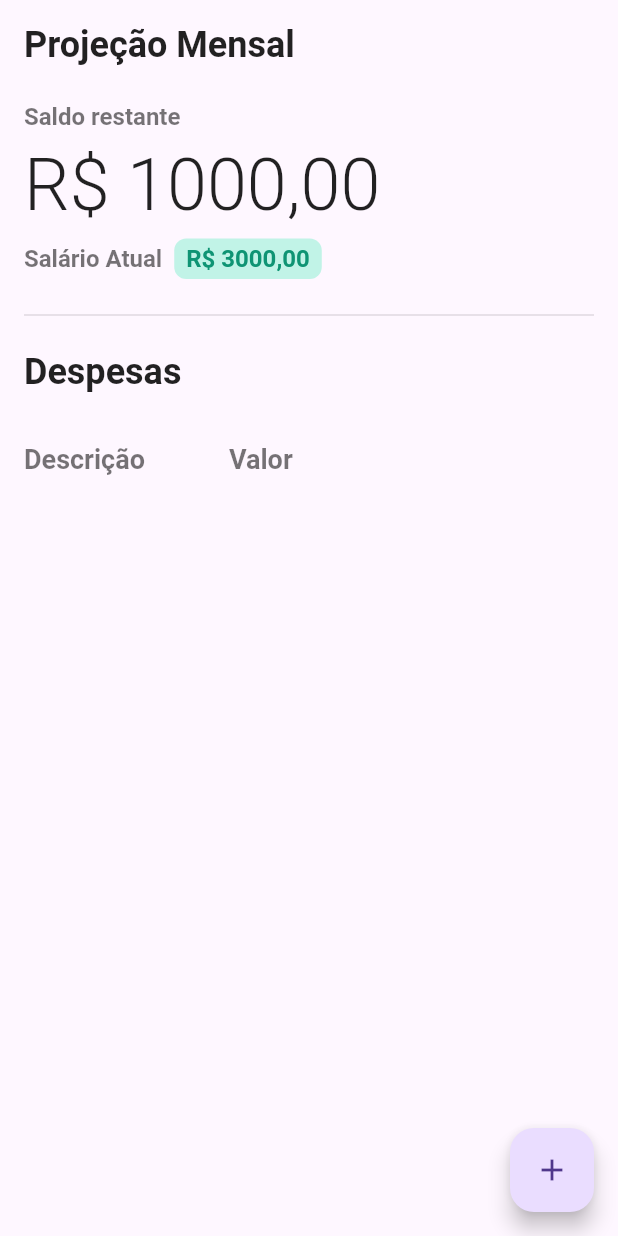
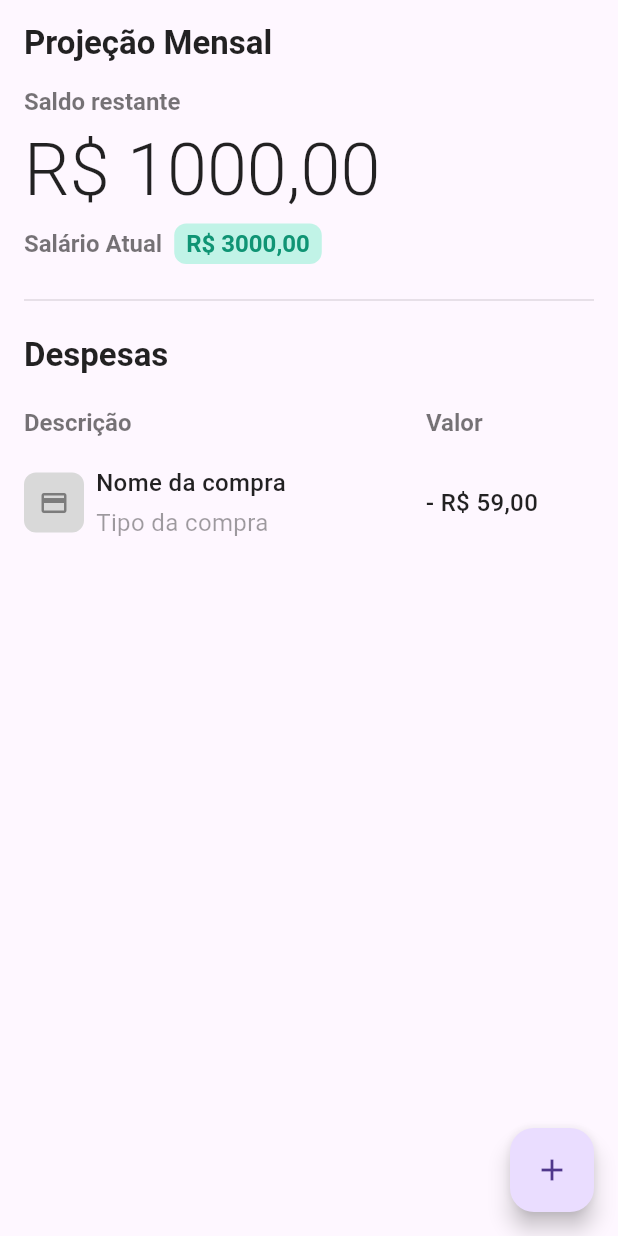
Before and after one commit to faelcjeronymo/organizador_financeiro, a Flutter app: the screen it shows after launch, on a phone screen of 412 x 824 dp. Run offline on Flutter 3.47's test engine with Material 3 defaults, Android fonts, the phone set to English and light mode, and no system bars.

Commit message:
some layout improvements and created credit card expense widget base

```diff
--- a/lib/ui/home/widgets/expenses_data_table.dart
+++ b/lib/ui/home/widgets/expenses_data_table.dart
@@ -11,10 +11,21 @@ class _ExpensesDataTableState extends State<ExpensesDataTable> {
   @override
   Widget build(BuildContext context) {
     return SingleChildScrollView(
+      child: ConstrainedBox(
+        constraints: const BoxConstraints(minWidth: double.infinity),
+        child: Theme(
+          data: Theme.of(context).copyWith(
+              dividerTheme: DividerThemeData(
+                  color: Colors.transparent,
+                  space: 0,
+                  thickness: 0,
+                  indent: 0,
+                  endIndent: 0)),
           child: DataTable(
+            dataRowMaxHeight: double.infinity,
             horizontalMargin: 0.0,
             headingTextStyle: const TextStyle(
-          fontSize: 18.0,
+              fontSize: 16.0,
               color: Colors.black54,
             ),
             columns: const <DataColumn>[
@@ -25,7 +36,68 @@ class _ExpensesDataTableState extends State<ExpensesDataTable> {
                 label: Text('Valor'),
               ),
             ],
-        rows: <DataRow>[],
+            rows: <DataRow>[
+              DataRow(cells: <DataCell>[
+                DataCell(
+                  SizedBox(
+                    width: double.infinity,
+                    child: Row(
+                      children: [
+                        Container(
+                          width: 40,
+                          height: 40,
+                          decoration: const BoxDecoration(
+                              color: Color.fromRGBO(217, 217, 217, 1.0),
+                              borderRadius:
+                                  BorderRadius.all(Radius.circular(8.0))),
+                          child: const Icon(
+                            Icons.credit_card,
+                            size: 20.0,
+                            color: Color.fromRGBO(124, 124, 124, 1.0),
+                          ),
+                        ),
+                        const SizedBox(
+                          width: 8,
+                        ),
+                        Column(
+                          crossAxisAlignment: CrossAxisAlignment.start,
+                          mainAxisAlignment: MainAxisAlignment.center,
+                          children: [
+                            Text(
+                              "Nome da compra",
+                              style: TextStyle(
+                                  color: Colors.black87,
+                                  fontWeight: FontWeight.w500,
+                                  fontSize: 16.0),
+                            ),
+                            SizedBox(
+                              height: 4,
+                            ),
+                            Text(
+                              "Tipo da compra",
+                              style: TextStyle(
+                                color: Colors.black38,
+                                fontSize: 16.0,
+                              ),
+                            ),
+                          ],
+                        )
+                      ],
+                    ),
+                  ),
+                ),
+                DataCell(Text(
+                  '- R\$ 59,00',
+                  style: TextStyle(
+                    color: Colors.black87,
+                    fontWeight: FontWeight.w500,
+                    fontSize: 16.0,
+                  ),
+                ))
+              ])
+            ],
+          ),
+        ),
       ),
     );
   }
--- a/lib/ui/home/widgets/home_screen.dart
+++ b/lib/ui/home/widgets/home_screen.dart
@@ -27,13 +27,13 @@ class _HomeScreenState extends State<HomeScreen> {
                   crossAxisAlignment: CrossAxisAlignment.start,
                   children: [
                     Container(
-                      margin: const EdgeInsets.only(bottom: 24.0),
+                      margin: const EdgeInsets.only(bottom: 16.0),
                       child: const Row(
                         mainAxisAlignment: MainAxisAlignment.spaceBetween,
                         children: [
                           Text(
                             'Projeção Mensal',
-                            style: TextStyle(fontSize: 24.0),
+                            style: TextStyle(fontSize: 22.0),
                           ),
                           //TODO: Create the Calendar Select button
                         ],
@@ -94,10 +94,10 @@ class _HomeScreenState extends State<HomeScreen> {
                   crossAxisAlignment: CrossAxisAlignment.start,
                   children: [
                     Container(
-                      margin: const EdgeInsets.only(bottom: 16.0),
+                      margin: const EdgeInsets.only(bottom: 4.0),
                       child: const Text(
                         'Despesas',
-                        style: TextStyle(fontSize: 24.0),
+                        style: TextStyle(fontSize: 22.0),
                       ),
                     ),
                     ExpensesDataTable()
```
Lines whose indentation alone changed are shown as unchanged.
